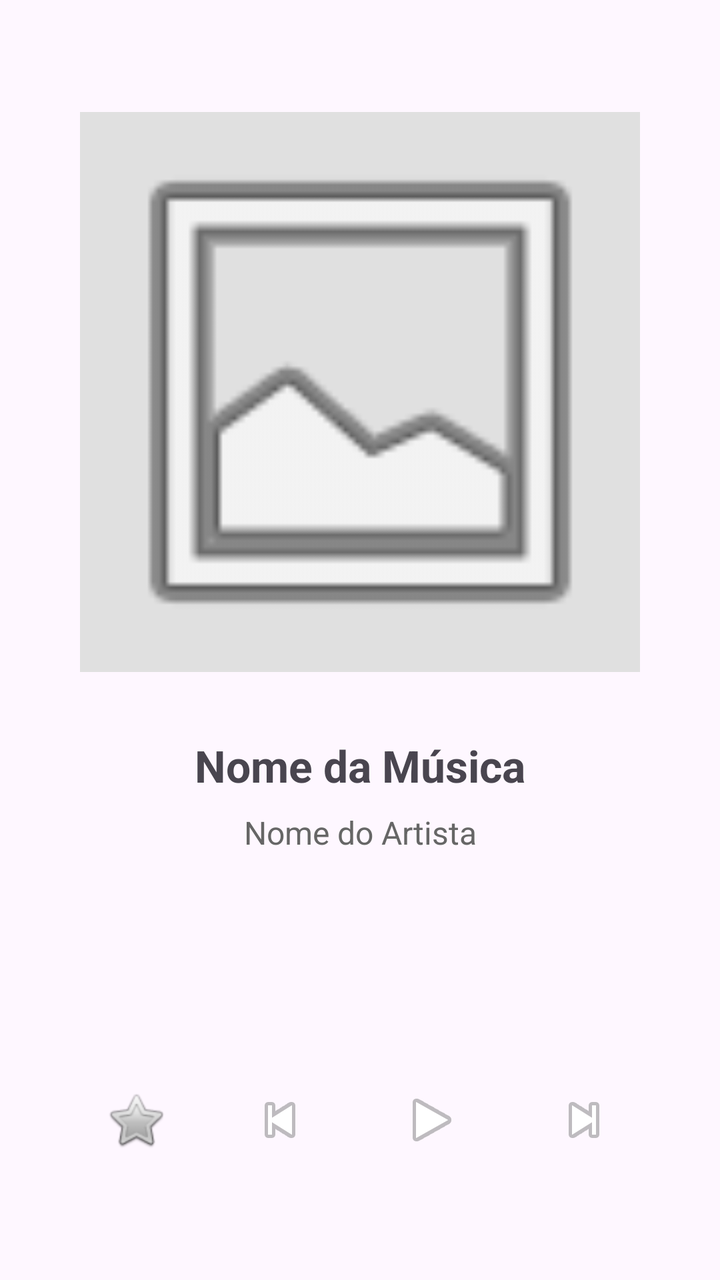
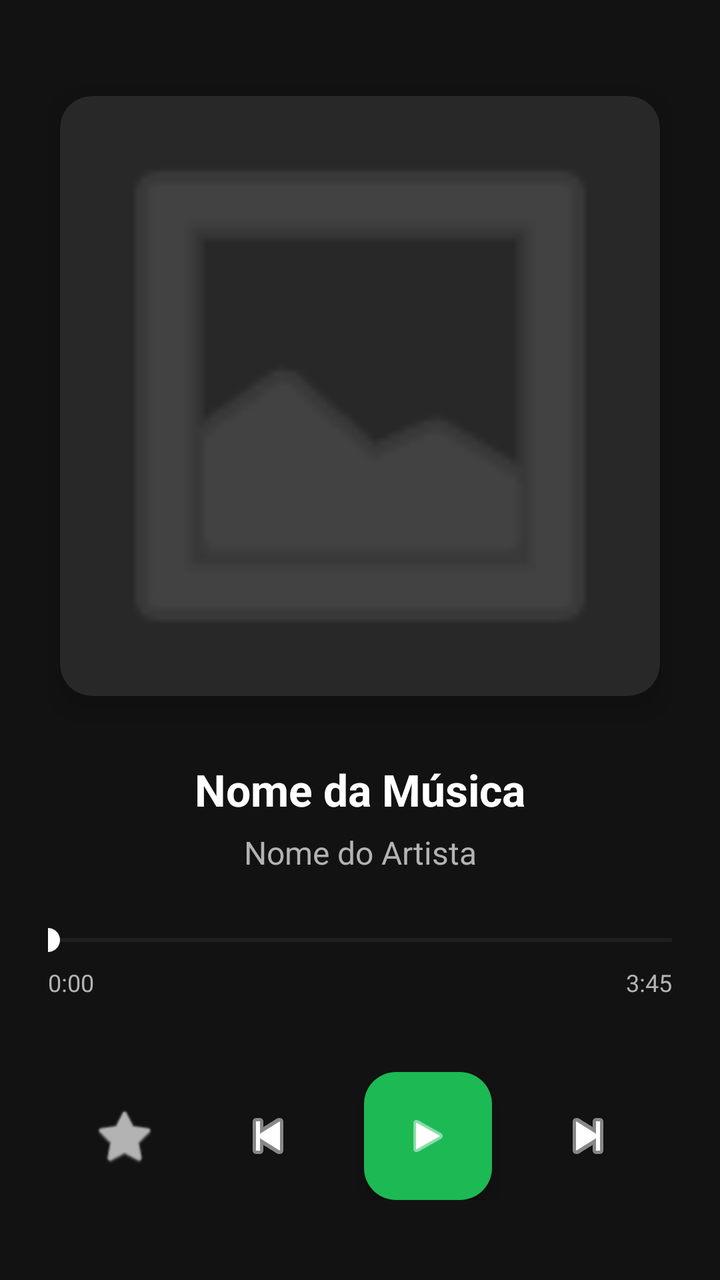

The first picture is an Android layout as it rendered before a commit; the second is the same layout after the commit. The layout source and the unified diff follow.
<!-- AndroidManifest.xml: application theme Theme.DSSMV_ProjectDroid_1230628_1222027 -->
<!-- res/layout/activity_music_player.xml -->
<?xml version="1.0" encoding="utf-8"?>
<LinearLayout xmlns:android="http://schemas.android.com/apk/res/android"
              android:id="@+id/main_player"
              android:layout_width="match_parent"
              android:layout_height="match_parent"
              android:orientation="vertical"
              android:gravity="center_horizontal"
              android:padding="24dp">

    <ImageView
            android:id="@+id/imgAlbumCover"
            android:layout_width="280dp"
            android:layout_height="280dp"
            android:layout_marginTop="32dp"
            android:scaleType="centerCrop"
            android:src="@android:drawable/ic_menu_gallery"
            android:background="#E0E0E0" />

    <TextView
            android:id="@+id/txtSongTitle"
            android:layout_width="wrap_content"
            android:layout_height="wrap_content"
            android:layout_marginTop="32dp"
            android:text="Nome da Música"
            android:textSize="22sp"
            android:textStyle="bold"
            android:textAlignment="center" />

    <TextView
            android:id="@+id/txtArtistName"
            android:layout_width="wrap_content"
            android:layout_height="wrap_content"
            android:layout_marginTop="8dp"
            android:text="Nome do Artista"
            android:textColor="#666666"
            android:textSize="16sp"
            android:textAlignment="center" />

    <View
            android:layout_width="match_parent"
            android:layout_height="0dp"
            android:layout_weight="1" />

    <LinearLayout
            android:layout_width="match_parent"
            android:layout_height="wrap_content"
            android:orientation="horizontal"
            android:gravity="center"
            android:layout_marginBottom="24dp">

        <ImageButton
                android:id="@+id/btnFavorite"
                android:layout_width="56dp"
                android:layout_height="56dp"
                android:background="?attr/selectableItemBackgroundBorderless"
                android:src="@android:drawable/btn_star"
                android:contentDescription="Favorite" />

        <ImageButton
                android:id="@+id/btnPrevious"
                android:layout_width="56dp"
                android:layout_height="56dp"
                android:layout_marginStart="16dp"
                android:background="?attr/selectableItemBackgroundBorderless"
                android:src="@android:drawable/ic_media_previous"
                android:contentDescription="Previous" />

        <ImageButton
                android:id="@+id/btnPlayPause"
                android:layout_width="64dp"
                android:layout_height="64dp"
                android:layout_marginStart="16dp"
                android:background="?attr/selectableItemBackgroundBorderless"
                android:src="@android:drawable/ic_media_play"
                android:contentDescription="Play/Pause" />

        <ImageButton
                android:id="@+id/btnNext"
                android:layout_width="56dp"
                android:layout_height="56dp"
                android:layout_marginStart="16dp"
                android:background="?attr/selectableItemBackgroundBorderless"
                android:src="@android:drawable/ic_media_next"
                android:contentDescription="Next" />

    </LinearLayout>

</LinearLayout>
<!-- resources referenced by this layout -->
<resources>
  <style name="Theme.DSSMV_ProjectDroid_1230628_1222027" parent="Base.Theme.DSSMV_ProjectDroid_1230628_1222027" />
  <style name="Base.Theme.DSSMV_ProjectDroid_1230628_1222027" parent="Theme.Material3.DayNight.NoActionBar">
          
          
      </style>
</resources>

<!-- the commit's change to res/layout/activity_music_player.xml (unified diff, before → after) -->
@@ -1,40 +1,96 @@
 <?xml version="1.0" encoding="utf-8"?>
 <LinearLayout xmlns:android="http://schemas.android.com/apk/res/android"
+              xmlns:app="http://schemas.android.com/apk/res-auto"
               android:id="@+id/main_player"
               android:layout_width="match_parent"
               android:layout_height="match_parent"
+              android:background="#121212"
+              android:gravity="center_horizontal"
               android:orientation="vertical"
-              android:gravity="center_horizontal"
               android:padding="24dp">
 
-    <ImageView
-            android:id="@+id/imgAlbumCover"
-            android:layout_width="280dp"
-            android:layout_height="280dp"
-            android:layout_marginTop="32dp"
-            android:scaleType="centerCrop"
-            android:src="@android:drawable/ic_menu_gallery"
-            android:background="#E0E0E0" />
+    <androidx.cardview.widget.CardView
+            android:layout_width="300dp"
+            android:layout_height="300dp"
+            android:layout_marginTop="24dp"
+            app:cardCornerRadius="16dp"
+            app:cardElevation="10dp"
+            app:cardBackgroundColor="#282828">
+
+        <ImageView
+                android:id="@+id/imgAlbumCover"
+                android:layout_width="match_parent"
+                android:layout_height="match_parent"
+                android:contentDescription="Capa do Álbum"
+                android:scaleType="centerCrop"
+                android:src="@android:drawable/ic_menu_gallery"
+                app:tint="#535353" />
+    </androidx.cardview.widget.CardView>
 
     <TextView
             android:id="@+id/txtSongTitle"
-            android:layout_width="wrap_content"
+            android:layout_width="match_parent"
             android:layout_height="wrap_content"
             android:layout_marginTop="32dp"
+            android:ellipsize="end"
+            android:maxLines="1"
             android:text="Nome da Música"
+            android:textAlignment="center"
+            android:textColor="#FFFFFF"
             android:textSize="22sp"
-            android:textStyle="bold"
-            android:textAlignment="center" />
+            android:textStyle="bold" />
 
     <TextView
             android:id="@+id/txtArtistName"
-            android:layout_width="wrap_content"
+            android:layout_width="match_parent"
             android:layout_height="wrap_content"
-            android:layout_marginTop="8dp"
+            android:layout_marginTop="6dp"
+            android:ellipsize="end"
+            android:maxLines="1"
             android:text="Nome do Artista"
-            android:textColor="#666666"
-            android:textSize="16sp"
-            android:textAlignment="center" />
+            android:textAlignment="center"
+            android:textColor="#B3B3B3"
+            android:textSize="16sp" />
+
+    <LinearLayout
+            android:layout_width="match_parent"
+            android:layout_height="wrap_content"
+            android:layout_marginTop="24dp"
+            android:orientation="vertical">
+
+        <SeekBar
+                android:id="@+id/seekBar"
+                android:layout_width="match_parent"
+                android:layout_height="wrap_content"
+                android:paddingStart="0dp"
+                android:paddingEnd="0dp"
+                android:progressTint="#1DB954"
+                android:thumbTint="#FFFFFF" />
+
+        <RelativeLayout
+                android:layout_width="match_parent"
+                android:layout_height="wrap_content"
+                android:layout_marginTop="4dp">
+
+            <TextView
+                    android:id="@+id/txtCurrentTime"
+                    android:layout_width="wrap_content"
+                    android:layout_height="wrap_content"
+                    android:layout_alignParentStart="true"
+                    android:text="0:00"
+                    android:textColor="#B3B3B3"
+                    android:textSize="12sp" />
+
+            <TextView
+                    android:id="@+id/txtTotalTime"
+                    android:layout_width="wrap_content"
+                    android:layout_height="wrap_content"
+                    android:layout_alignParentEnd="true"
+                    android:text="3:45"
+                    android:textColor="#B3B3B3"
+                    android:textSize="12sp" />
+        </RelativeLayout>
+    </LinearLayout>
 
     <View
             android:layout_width="match_parent"
@@ -44,44 +100,49 @@
     <LinearLayout
             android:layout_width="match_parent"
             android:layout_height="wrap_content"
-            android:orientation="horizontal"
+            android:layout_marginBottom="16dp"
             android:gravity="center"
-            android:layout_marginBottom="24dp">
+            android:orientation="horizontal">
 
         <ImageButton
                 android:id="@+id/btnFavorite"
-                android:layout_width="56dp"
-                android:layout_height="56dp"
+                android:layout_width="48dp"
+                android:layout_height="48dp"
                 android:background="?attr/selectableItemBackgroundBorderless"
+                android:contentDescription="Favorito"
                 android:src="@android:drawable/btn_star"
-                android:contentDescription="Favorite" />
+                app:tint="#B3B3B3" />
 
         <ImageButton
                 android:id="@+id/btnPrevious"
                 android:layout_width="56dp"
                 android:layout_height="56dp"
-                android:layout_marginStart="16dp"
+                android:layout_marginStart="20dp"
                 android:background="?attr/selectableItemBackgroundBorderless"
+                android:contentDescription="Anterior"
                 android:src="@android:drawable/ic_media_previous"
-                android:contentDescription="Previous" />
+                app:tint="#FFFFFF" />
 
-        <ImageButton
+        <com.google.android.material.floatingactionbutton.FloatingActionButton
                 android:id="@+id/btnPlayPause"
-                android:layout_width="64dp"
-                android:layout_height="64dp"
-                android:layout_marginStart="16dp"
-                android:background="?attr/selectableItemBackgroundBorderless"
+                android:layout_width="wrap_content"
+                android:layout_height="wrap_content"
+                android:layout_marginStart="20dp"
+                android:contentDescription="Play/Pause"
                 android:src="@android:drawable/ic_media_play"
-                android:contentDescription="Play/Pause" />
+                app:backgroundTint="#1DB954"
+                app:fabCustomSize="64dp"
+                app:tint="#FFFFFF" />
 
         <ImageButton
                 android:id="@+id/btnNext"
                 android:layout_width="56dp"
                 android:layout_height="56dp"
-                android:layout_marginStart="16dp"
+                android:layout_marginStart="20dp"
                 android:background="?attr/selectableItemBackgroundBorderless"
+                android:contentDescription="Seguinte"
                 android:src="@android:drawable/ic_media_next"
-                android:contentDescription="Next" />
+                app:tint="#FFFFFF" />
 
     </LinearLayout>
 
